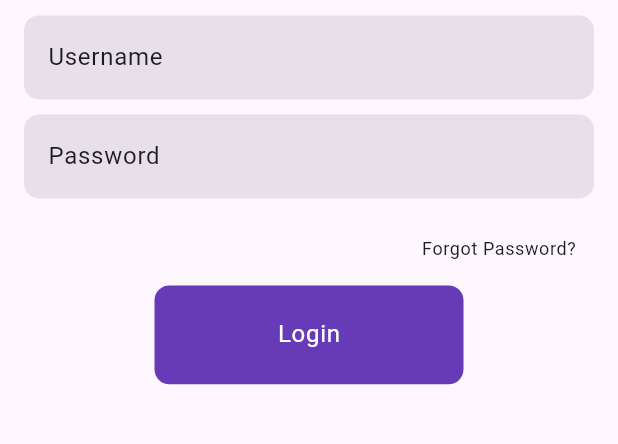
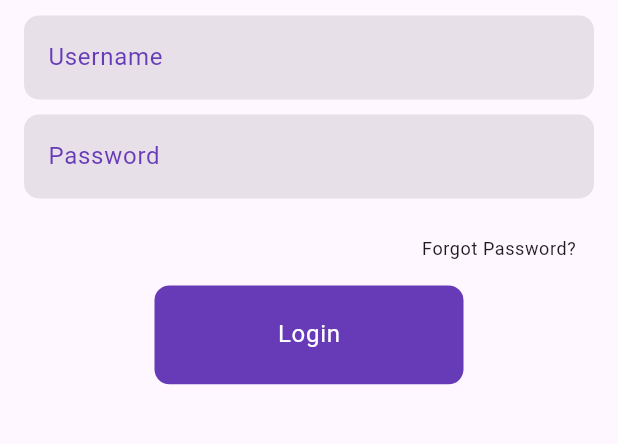
Before and after one commit to muhsinabdil/fluttercase4, a Flutter app: the screen it shows after launch, on a phone screen of 412 x 824 dp, the part 533-977 px from its top. Run offline on Flutter 3.47's test engine with Material 3 defaults, Android fonts, the phone set to English and light mode, and no system bars; our stand-ins replace flutter_riverpod, shared_preferences, shimmer; accounts and stored records are empty.

Commit message:
edited login page

```diff
--- a/lib/View/login_view.dart
+++ b/lib/View/login_view.dart
@@ -37,7 +37,10 @@ class _LoginViewState extends ConsumerState<LoginView> {
                 SizedBox(height: kDefaultPadding),
                 TextFormField(
                   textInputAction: TextInputAction.next,
-                  style: Theme.of(context).textTheme.bodyLarge,
+                  style: Theme.of(context)
+                      .textTheme
+                      .bodyLarge
+                      ?.copyWith(color: kSecondTextColor),
                   decoration: InputDecoration(
                     // Set fill color
                     filled: true,
@@ -48,9 +51,8 @@ class _LoginViewState extends ConsumerState<LoginView> {
                     ),
 
                     labelText: "Username",
-                    labelStyle: Theme.of(context)
-                        .textTheme
-                        .bodyLarge, // Set label text color
+                    labelStyle: Theme.of(context).textTheme.bodyLarge?.copyWith(
+                        color: kSecondTextColor), // Set label text color
                   ),
                   validator: (value) {
                     if (value!.isEmpty) {
@@ -65,7 +67,10 @@ class _LoginViewState extends ConsumerState<LoginView> {
                 SizedBox(height: kDefaultPadding),
                 TextFormField(
                   textInputAction: TextInputAction.done,
-                  style: Theme.of(context).textTheme.bodyLarge,
+                  style: Theme.of(context)
+                      .textTheme
+                      .bodyLarge
+                      ?.copyWith(color: kSecondTextColor),
                   decoration: InputDecoration(
                     // Set fill color
                     filled: true,
@@ -76,9 +81,8 @@ class _LoginViewState extends ConsumerState<LoginView> {
                     ),
 
                     labelText: "Password",
-                    labelStyle: Theme.of(context)
-                        .textTheme
-                        .bodyLarge, // Set label text color
+                    labelStyle: Theme.of(context).textTheme.bodyLarge?.copyWith(
+                        color: kSecondTextColor), // Set label text color
                   ),
                   obscureText: true,
                   validator: (value) {
```
